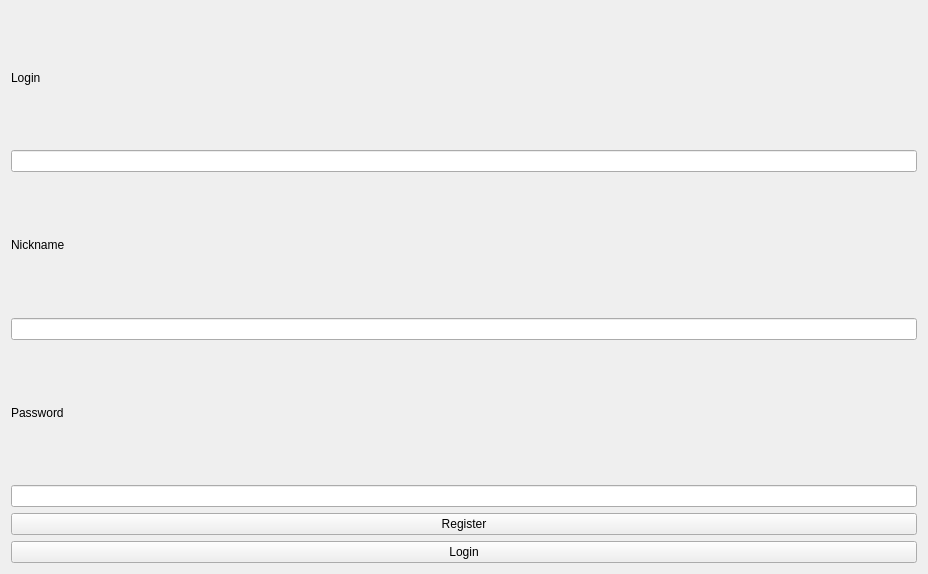
The window that client/static/ui/registerwidget.ui (cpp-park-vk-education/2022_2_cash_map) describes before a commit, drawn with Qt 5.
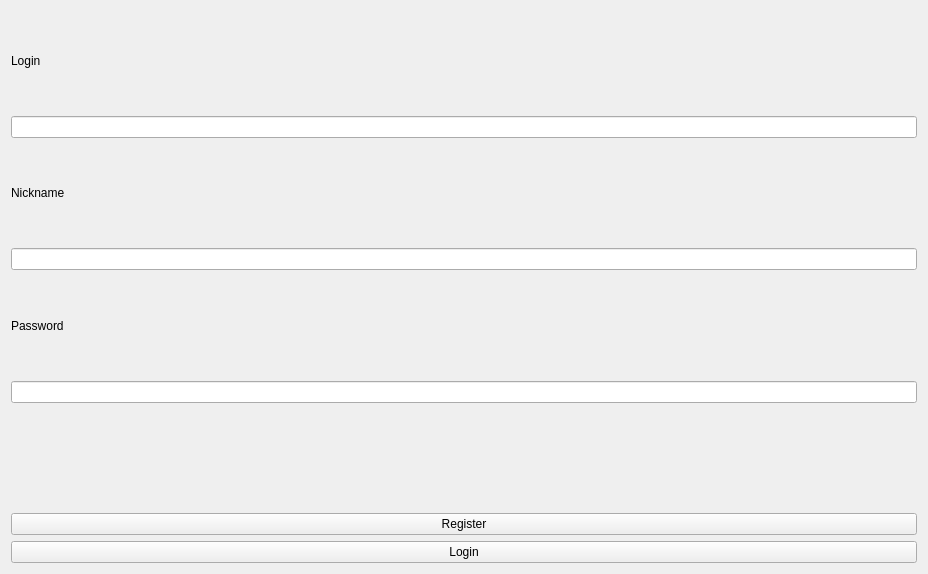
The same window after the commit.

The edit to the form file:
```diff
--- a/client/static/ui/registerwidget.ui
+++ b/client/static/ui/registerwidget.ui
@@ -44,6 +44,22 @@
    <item>
     <widget class="QLineEdit" name="passwordLineEdit"/>
    </item>
+   <item>
+    <widget class="QLabel" name="errorLabel">
+     <property name="text">
+      <string/>
+     </property>
+     <property name="scaledContents">
+      <bool>false</bool>
+     </property>
+     <property name="alignment">
+      <set>Qt::AlignRight|Qt::AlignTrailing|Qt::AlignVCenter</set>
+     </property>
+     <property name="wordWrap">
+      <bool>false</bool>
+     </property>
+    </widget>
+   </item>
    <item>
     <widget class="QPushButton" name="registerButton">
      <property name="text">
```
Left out of the diff: 2 changed lines with no effect on the pictures.
